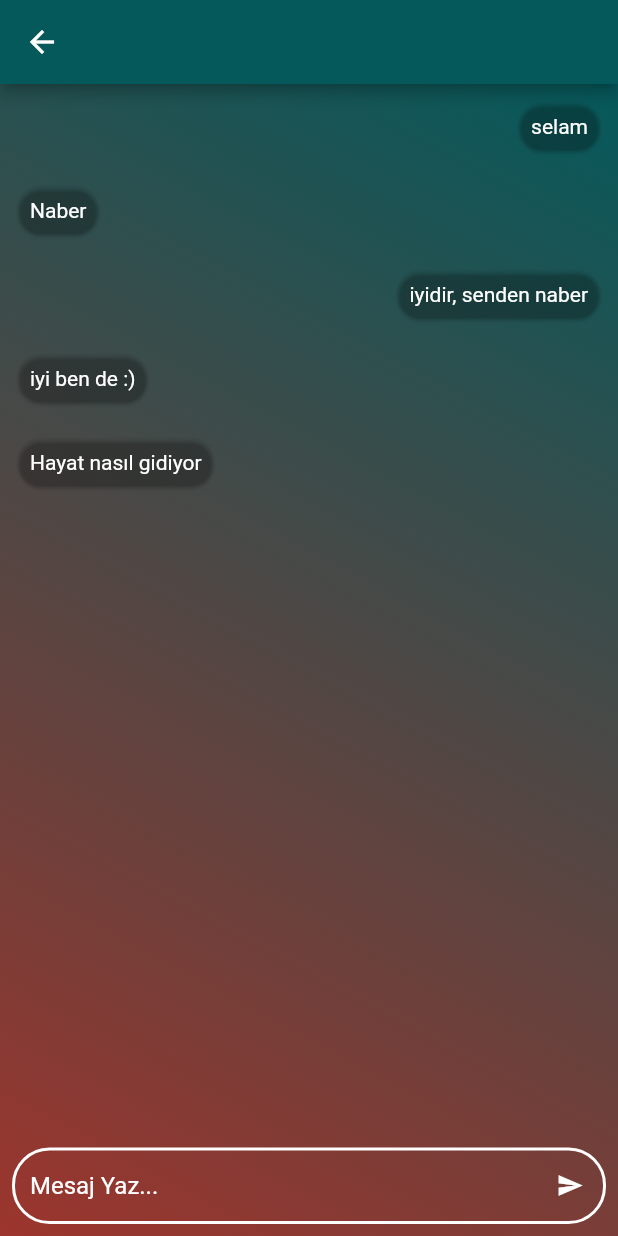
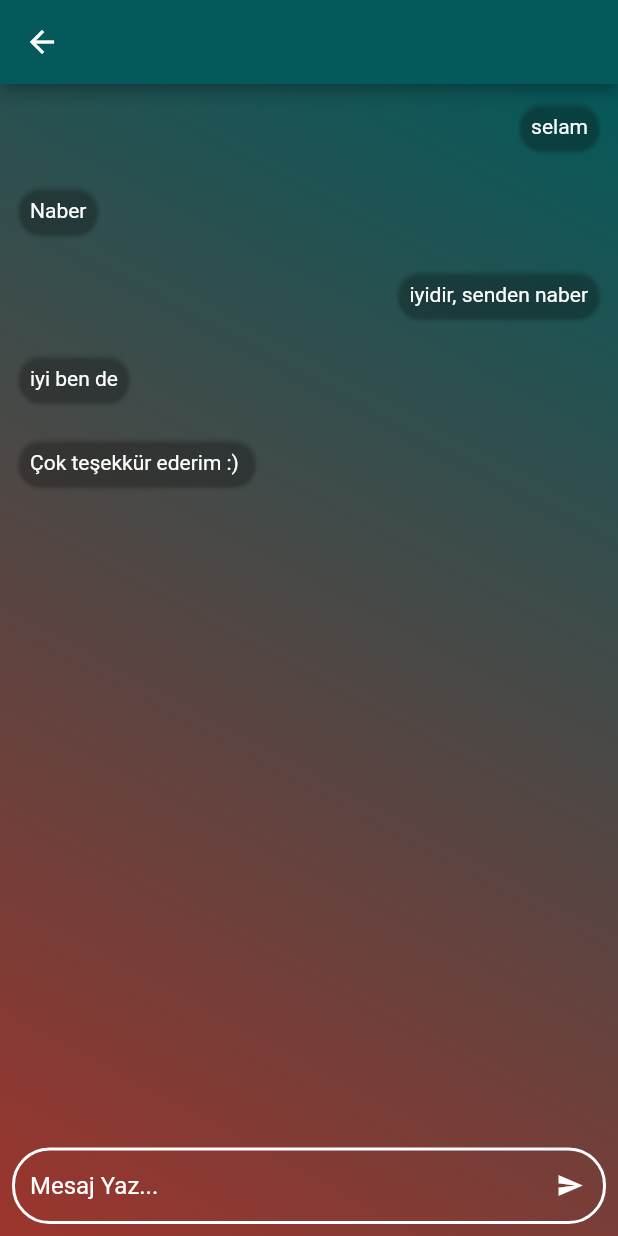
Before and after one commit to Ceyhunnnn/KitapcimProject, a Flutter app: the MessageDetailView screen opened directly with empty values, on a phone screen of 412 x 824 dp. Run offline on Flutter 3.47's test engine with Material 2 defaults, Android fonts, the phone set to English and light mode, and no system bars; our stand-ins replace audioplayers, carousel_slider, cloud_firestore, firebase_auth, firebase_core, font_awesome_flutter and 2 more; missing offline and left inert: bottom_bar; accounts and stored records are empty.

Commit message:
message detail page editing - bookcard edited

```diff
--- a/lib/core/components/bookCard.dart
+++ b/lib/core/components/bookCard.dart
@@ -21,6 +21,7 @@ var number;
 var bookUidPost;
 List gelenVeri = [];
 List? likeList = [];
+List? commentList = [];
 FirebaseFirestore firestore = FirebaseFirestore.instance;
 var current_id;
 // ignore: unused_element
@@ -54,6 +55,7 @@ class _buildBooksCardsState extends State<buildBooksCards> {
                     var category = '${myBooks['category']}';
 
                     likeList = myBooks['likes'] as List;
+                    commentList = myBooks['comments'] as List;
 
                     return Padding(
                       padding: const EdgeInsets.all(8.0),
@@ -185,6 +187,10 @@ class _buildBooksCardsState extends State<buildBooksCards> {
                                       ),
                                     ),
                                     SizedBox(
+                                      width: context.dynamicWidth(0.01),
+                                    ),
+                                    Text(commentList!.length.toString()),
+                                    SizedBox(
                                       width: context.dynamicWidth(0.05),
                                     ),
                                     Icon(
--- a/lib/view/message_detail/message_detail_view.dart
+++ b/lib/view/message_detail/message_detail_view.dart
@@ -22,6 +22,10 @@ class _MessageDetailViewState extends State<MessageDetailView> {
   var mes1;
   var mes2;
   var isLoading = false;
+  List chatDoc = [];
+  List meesageFromFirebase = [];
+  TextEditingController messageController = TextEditingController();
+
   List message = [
     {
       "content": "selam",
@@ -39,21 +43,16 @@ class _MessageDetailViewState extends State<MessageDetailView> {
       "isSendByMe": true
     },
     {
-      "content": "iyi ben de :)",
+      "content": "iyi ben de",
       "date": DateTime.now().subtract(Duration(minutes: 1)),
       "isSendByMe": false
     },
     {
-      "content": "Hayat nasıl gidiyor",
+      "content": "Çok teşekkür ederim :) ",
       "date": DateTime.now().subtract(Duration(minutes: 1)),
       "isSendByMe": false
     },
   ];
-  @override
-  void initState() {
-    super.initState();
-    messageCreateAndGet();
-  }
 
   void buildChangeState() {
     setState(() {
@@ -61,10 +60,6 @@ class _MessageDetailViewState extends State<MessageDetailView> {
     });
   }
 
-  // ignore: unnecessary_cast
-  List chatDoc = [] as List;
-
-  List meesageFromFirebase = [];
   Future<void> getDoc() async {
     buildChangeState();
 
@@ -76,27 +71,49 @@ class _MessageDetailViewState extends State<MessageDetailView> {
     });
   }
 
-  sendMessage() {}
   getMessage() {}
+  buildCreateDocument(String uid) async {
+    print(uid);
+    print("ile başlayan olacak");
+    await _firestore.collection('chats').doc(uid).set({'messages': []});
+    //konusma alani olmamasinan karsin document olusturan metottur.
+  }
 
   Future<void>? messageCreateAndGet() {
     getDoc();
     Future.delayed(Duration(seconds: 1)).then((value) => {
           mes1 = chatDoc.contains(widget.messageId),
           mes2 = chatDoc.contains(widget.otherUser),
+
           if (chatDoc.contains(widget.messageId) ||
               chatDoc.contains(widget.otherUser))
             {
               print("var, konuşmalar gelecek"),
-              if (mes1) {getMessage()} else if (mes2) {getMessage()},
+              print(mes1),
+              print(mes2),
+              if (mes1)
+                {print("mes1 den gelecek"), getMessage()}
+              else if (mes2)
+                {print("mes2 den gelecek"), getMessage()},
             }
           else
-            {print("yok. konuşma başlayacak")},
-          print("mes1 : " + mes1.toString()),
-          print("mes2 : " + mes2.toString()),
+            {
+              buildCreateDocument(widget.otherUser),
+              print(widget.otherUser.toString() + " document created")
+            },
+          // print("mes1 : " + mes1.toString()),
+          // print("mes2 : " + mes2.toString()),
           buildChangeState(),
         });
     return null;
+  }
+
+  sendMessage() {}
+
+  @override
+  void initState() {
+    super.initState();
+    messageCreateAndGet();
   }
 
   @override
@@ -141,11 +158,16 @@ class _MessageDetailViewState extends State<MessageDetailView> {
                     child: Padding(
                       padding: const EdgeInsets.all(8.0),
                       child: TextFormField(
+                          controller: messageController,
                           style: TextStyle(color: Colors.white),
                           cursorColor: Colors.grey,
                           decoration: new InputDecoration(
                               suffixIconColor: Colors.white,
-                              suffixIcon: Icon(Icons.send),
+                              suffixIcon: InkWell(
+                                  onTap: () {
+                                    print("messageController");
+                                  },
+                                  child: Icon(Icons.send)),
                               isDense: true,
                               labelStyle: TextStyle(color: Colors.white),
                               hintText: "Mesaj Yaz...",
```
